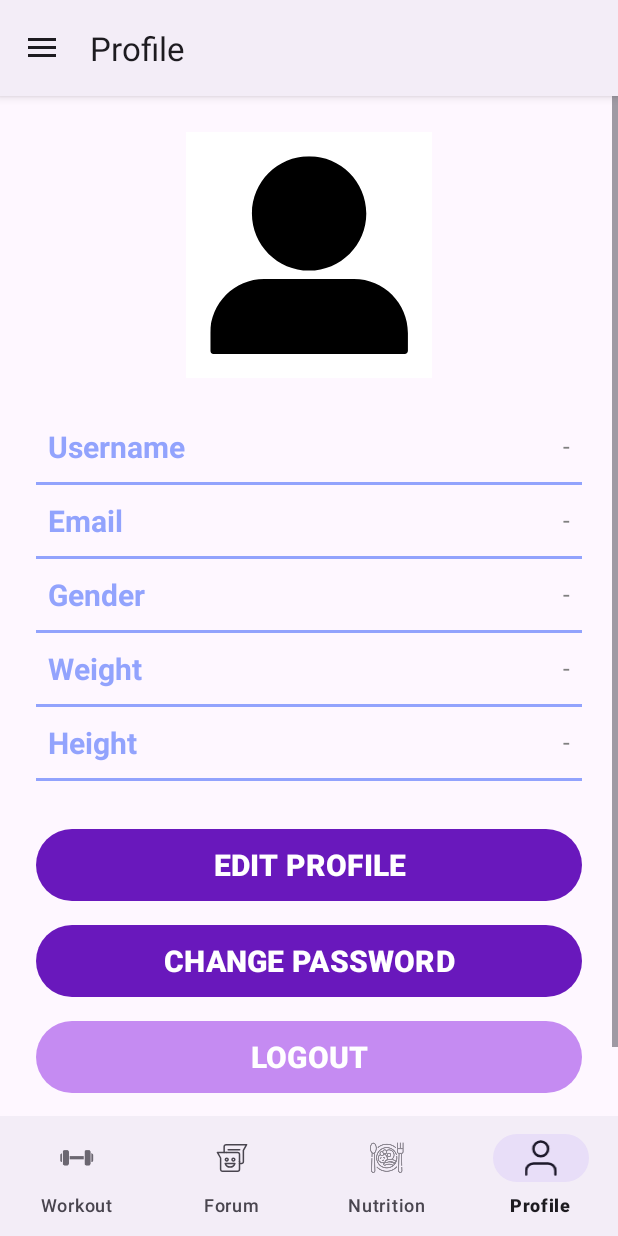
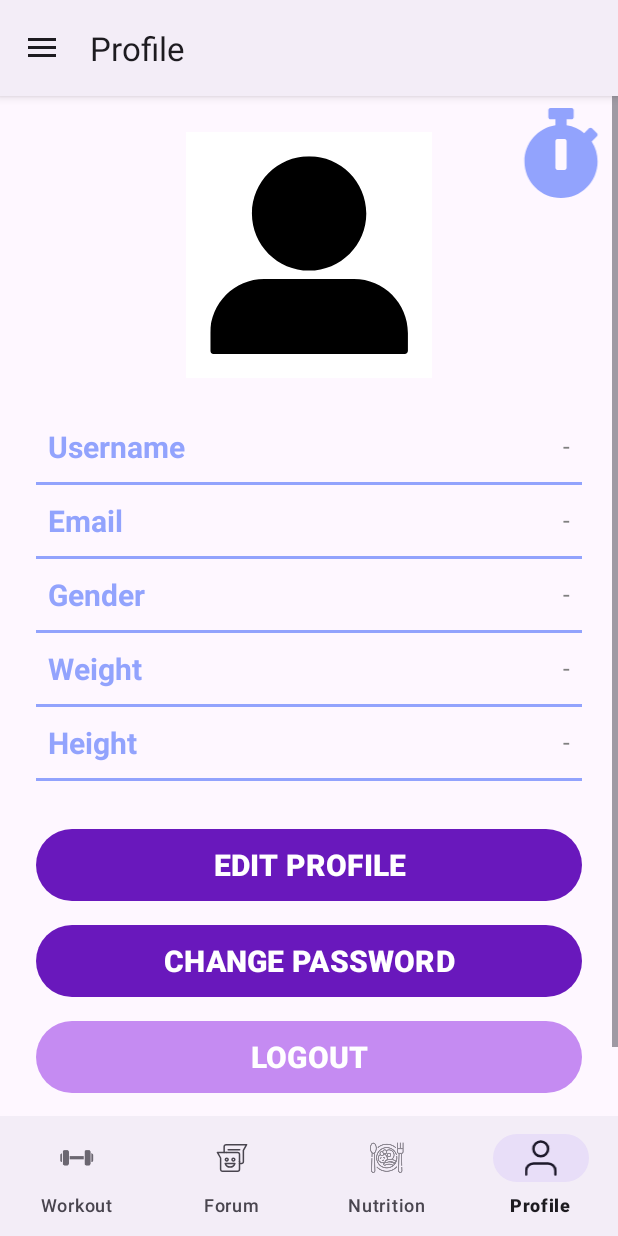
Before and after one commit to Yeeet0104/Mobile_Assignment_2024, an Android app built with Jetpack Compose: the ProfileFragment screen opened through its navigation route, on a phone screen of 412 x 824 dp. Run offline under Robolectric (Android 15) with nearby library versions, the phone set to English and light mode, and no system bars; our stand-ins replace Firebase (no records; nobody signed in at launch, a user with empty details on screens opened directly), navigation-ui; libraries missing offline, so code that uses them is left out: util.toBitmap.

```diff
--- a/app/src/main/AndroidManifest.xml
+++ b/app/src/main/AndroidManifest.xml
@@ -43,6 +43,7 @@
             android:screenOrientation="fullSensor"
             tools:ignore="DiscouragedApi"
             tools:replace="screenOrientation" />
+        <service android:name="Login.ui.TimerService"/>
     </application>
 
 </manifest>
--- a/app/src/main/java/Login/ui/ProfileFragment.kt
+++ b/app/src/main/java/Login/ui/ProfileFragment.kt
@@ -40,6 +40,7 @@ class   ProfileFragment : Fragment() {
         binding.btnChangePassword.setOnClickListener { nav.navigate(R.id.action_profileFragment_to_changePasswordProfileFragment) }
         binding.btnLogout.setOnClickListener { showLogoutConfirmationDialog() }
         binding.lblDltAcc.setOnClickListener { showDeleteAccountConfirmationDialog() }
+        binding.imageView8.setOnClickListener{ nav.navigate(R.id.timerFragment)}
 
 
         return binding.root
--- /dev/null
+++ b/app/src/main/res/drawable/stopwatch.xml
@@ -0,0 +1,9 @@
+<vector xmlns:android="http://schemas.android.com/apk/res/android"
+    android:width="448dp"
+    android:height="512dp"
+    android:viewportWidth="448"
+    android:viewportHeight="512">
+  <path
+      android:fillColor="#92A3FD"
+      android:pathData="m432,304c0,114.9 -93.1,208 -208,208s-208,-93.1 -208,-208c0,-104 76.3,-190.2 176,-205.5v-34.5h-28c-6.6,0 -12,-5.4 -12,-12v-40c0,-6.6 5.4,-12 12,-12h120c6.6,0 12,5.4 12,12v40c0,6.6 -5.4,12 -12,12h-28v34.5c37.5,5.8 71.7,21.6 99.7,44.6l27.5,-27.5c4.7,-4.7 12.3,-4.7 17,0l28.3,28.3c4.7,4.7 4.7,12.3 0,17l-29.4,29.4 -0.6,0.6c21.2,32.4 33.5,71.3 33.5,113.1zM256,340v-151.5c0,-6.6 -5.4,-12 -12,-12h-40c-6.6,0 -12,5.4 -12,12v151.5c0,6.6 5.4,12 12,12h40c6.6,0 12,-5.4 12,-12z"/>
+</vector>
--- a/app/src/main/res/layout/fragment_profile.xml
+++ b/app/src/main/res/layout/fragment_profile.xml
@@ -280,6 +280,16 @@
                 app:layout_constraintStart_toEndOf="@+id/lbl_ask_dlt_acc"
                 app:layout_constraintTop_toBottomOf="@+id/btn_logout" />
 
+            <ImageView
+                android:id="@+id/imageView8"
+                android:layout_width="60dp"
+                android:layout_height="60dp"
+                android:layout_marginTop="8dp"
+                android:layout_marginEnd="8dp"
+                android:src="@drawable/stopwatch"
+                app:layout_constraintEnd_toEndOf="parent"
+                app:layout_constraintTop_toTopOf="parent" />
+
         </androidx.constraintlayout.widget.ConstraintLayout>
     </ScrollView>
 
--- a/app/src/main/res/navigation/nav.xml
+++ b/app/src/main/res/navigation/nav.xml
@@ -248,6 +248,11 @@
         android:name="com.example.mobile_assignment.workout.Ui.workoutChatBot"
         android:label="Workout Expert Bot"
         tools:layout="@layout/fragment_workout_chat_bot" />
+    <fragment
+        android:id="@+id/timerFragment"
+        android:name="Login.ui.TimerFragment"
+        android:label="Stop Watch"
+        tools:layout="@layout/fragment_timer" />
 
 
 </navigation>
```
Also changed, not shown: app/src/main/java/Login/ui/TimerFragment.kt (added, +103 -0 lines), app/src/main/java/Login/ui/TimerService.kt (added, +48 -0 lines), app/src/main/res/drawable/alarm.xml (added, +10 -0 lines), app/src/main/res/layout/fragment_timer.xml (added, +53 -0 lines).
